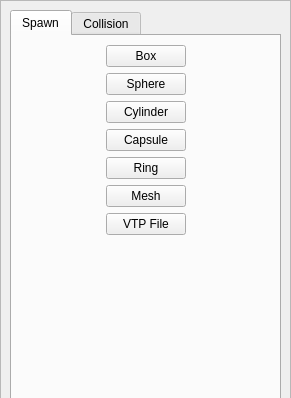
Before: the Qt Designer form src/app/ddAffordancePanel.ui in YeZhao/director, drawn with Qt 5; both pictures show x 0 to 291 and y 0 to 398 of the 291 by 593 pixel window.
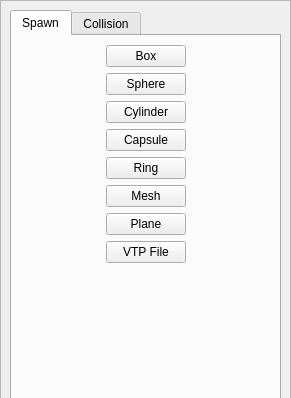
After: the same form once the commit is applied. The open tabs and pages were chosen to show the change.

Commit message: add plane affordance item

```diff
--- a/src/app/ddAffordancePanel.ui
+++ b/src/app/ddAffordancePanel.ui
@@ -84,7 +84,7 @@
              </property>
             </widget>
            </item>
-           <item row="7" column="1">
+           <item row="8" column="1">
             <spacer name="verticalSpacer">
              <property name="orientation">
               <enum>Qt::Vertical</enum>
@@ -138,13 +138,20 @@
              </property>
             </widget>
            </item>
-           <item row="6" column="1">
+           <item row="7" column="1">
             <widget class="QPushButton" name="spawnFileButton">
              <property name="text">
               <string>VTP File</string>
              </property>
             </widget>
            </item>
+           <item row="6" column="1">
+            <widget class="QPushButton" name="spawnPlaneButton">
+             <property name="text">
+              <string>Plane</string>
+             </property>
+            </widget>
+           </item>
           </layout>
          </widget>
          <widget class="QWidget" name="settingsTab">
```
The commit also changes 4 other files.
